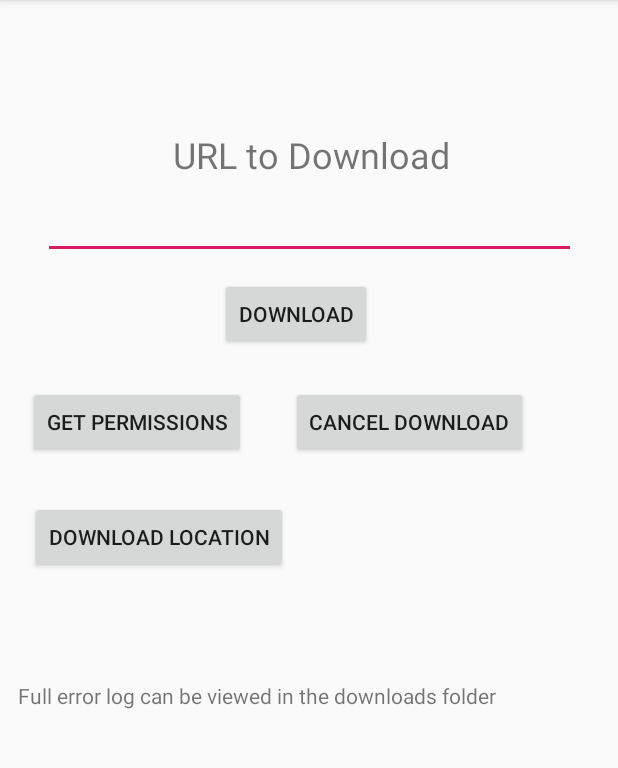
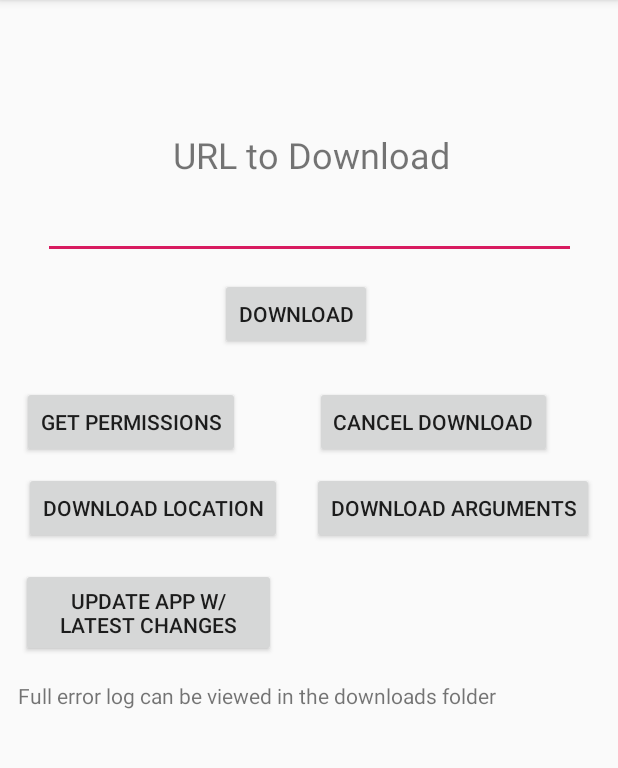
Before and after one commit to daniel-sudz/simple-dl, an Android app: the screen it shows after launch (MainActivity), on a phone screen of 412 x 824 dp, the part 84-852 px from its top. Run offline under Robolectric (Android 15) with nearby library versions, the phone set to English and light mode, and no system bars; libraries missing offline, so code that uses them is left out: com.chaquo.python, com.jakewharton.processphoenix.

Commit message:
Something broke, comparing diffs
Tried adding custom arguments but download button is now broken

```diff
--- a/app/build.gradle
+++ b/app/build.gradle
@@ -34,6 +34,7 @@ android {
 }
 
 dependencies {
+    implementation 'org.apache.directory.studio:org.apache.commons.io:2.4'
     implementation fileTree(dir: 'libs', include: ['*.jar'])
     implementation 'com.jakewharton:process-phoenix:2.0.0'
     implementation 'androidx.appcompat:appcompat:1.0.2'
--- a/app/src/main/res/layout/activity_main.xml
+++ b/app/src/main/res/layout/activity_main.xml
@@ -41,7 +41,7 @@
         android:id="@+id/permission_button"
         android:layout_width="wrap_content"
         android:layout_height="wrap_content"
-        android:layout_marginEnd="248dp"
+        android:layout_marginEnd="252dp"
         android:importantForAutofill="no"
         android:text="Get Permissions"
         app:layout_constraintBottom_toBottomOf="parent"
@@ -71,7 +71,7 @@
         android:id="@+id/cancel_video_download"
         android:layout_width="wrap_content"
         android:layout_height="wrap_content"
-        android:layout_marginEnd="60dp"
+        android:layout_marginEnd="44dp"
         android:importantForAutofill="no"
         android:text="Cancel Download"
         app:layout_constraintBottom_toBottomOf="parent"
@@ -102,7 +102,6 @@
         android:layout_width="393dp"
         android:layout_height="198dp"
         android:layout_marginEnd="8dp"
-        android:gravity="bottom"
         android:scrollbars="vertical"
         android:text=""
         app:layout_constraintBottom_toBottomOf="parent"
@@ -117,7 +116,7 @@
         android:id="@+id/set_directory"
         android:layout_width="wrap_content"
         android:layout_height="wrap_content"
-        android:layout_marginEnd="220dp"
+        android:layout_marginEnd="224dp"
         android:importantForAutofill="no"
         android:text="Download Location"
         app:layout_constraintBottom_toBottomOf="parent"
@@ -126,6 +125,36 @@
         app:layout_constraintLeft_toLeftOf="parent"
         app:layout_constraintRight_toRightOf="parent"
         app:layout_constraintTop_toTopOf="parent"
-        app:layout_constraintVertical_bias="0.464" />
+        app:layout_constraintVertical_bias="0.437" />
+
+    <Button
+        android:id="@+id/cli_arguments"
+        android:layout_width="wrap_content"
+        android:layout_height="wrap_content"
+        android:layout_marginEnd="16dp"
+        android:importantForAutofill="no"
+        android:text="Download Arguments"
+        app:layout_constraintBottom_toBottomOf="parent"
+        app:layout_constraintEnd_toEndOf="parent"
+        app:layout_constraintHorizontal_bias="0.136"
+        app:layout_constraintLeft_toLeftOf="parent"
+        app:layout_constraintRight_toRightOf="parent"
+        app:layout_constraintTop_toTopOf="parent"
+        app:layout_constraintVertical_bias="0.437" />
+
+    <Button
+        android:id="@+id/update_app"
+        android:layout_width="170dp"
+        android:layout_height="59dp"
+        android:layout_marginEnd="228dp"
+        android:importantForAutofill="no"
+        android:text="Update App W/ latest changes"
+        app:layout_constraintBottom_toBottomOf="parent"
+        app:layout_constraintEnd_toEndOf="parent"
+        app:layout_constraintHorizontal_bias="0.136"
+        app:layout_constraintLeft_toLeftOf="parent"
+        app:layout_constraintRight_toRightOf="parent"
+        app:layout_constraintTop_toTopOf="parent"
+        app:layout_constraintVertical_bias="0.534" />
 
 </androidx.constraintlayout.widget.ConstraintLayout>
```
Also changed, not shown: app/src/main/java/com/dansudz/simpledl/MainActivity.java (+98 -15 lines), 2 other files.
